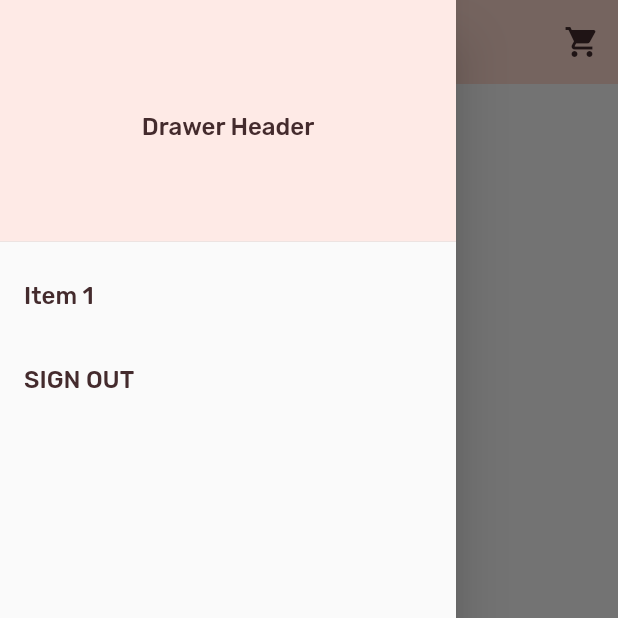
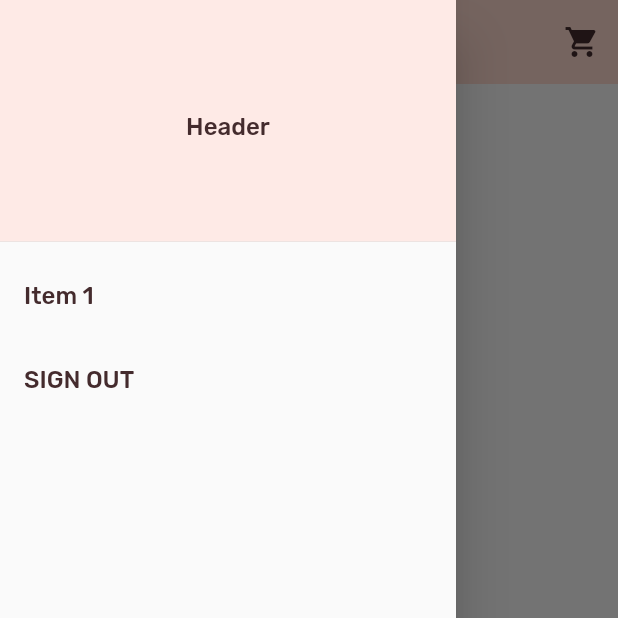
Before and after one commit to kathiravanrs/shopping_app, a Flutter app: the screen it shows once a user with an empty profile is signed in, with the side drawer open, on a phone screen of 412 x 824 dp, the top half of it. Run offline on Flutter 3.47's test engine with Material 2 defaults, Android fonts, the phone set to English and light mode, and no system bars; our stand-ins replace firebase_auth, firebase_core, firebase_database, shared_preferences; accounts and stored records are empty; network calls fail.

Commit message:
Renamed folders

```diff
--- a/lib/auth_methods.dart
+++ b/lib/auth_methods.dart
@@ -7,7 +7,7 @@ register(String email, String pass, BuildContext context) async {
   FirebaseAuth.instance.createUserWithEmailAndPassword(email: email, password: pass).then((value) {
     return {
       ScaffoldMessenger.of(context).showSnackBar(
-        const SnackBar(content: Text("Registered")),
+        const SnackBar(content: Text("New User registered")),
       )
     };
   });
--- a/lib/main.dart
+++ b/lib/main.dart
@@ -1,6 +1,7 @@
 import 'package:firebase_core/firebase_core.dart';
 import 'package:flutter/material.dart';
 import 'package:flutter/services.dart';
+import 'package:shrine/pages/cartpage.dart';
 import 'package:shrine/pages/homepage.dart';
 import 'package:shrine/pages/signup.dart';
 
@@ -42,6 +43,7 @@ class _ShrineAppState extends State<ShrineApp> {
         '/login': (BuildContext context) => const LoginPage(),
         '/signup': (BuildContext context) => const SignupPage(),
         '/start': (BuildContext context) => const HomePage(),
+        '/cart': (BuildContext context) => const CartPage(),
       },
       theme: _kShrineTheme,
     );
--- a/lib/pages/details_page.dart
+++ b/lib/pages/details_page.dart
@@ -1,8 +1,8 @@
 import 'package:flutter/material.dart';
 
-import '../model/details_body.dart';
 import '../model/product.dart';
 import '../supplemental/constants.dart';
+import '../widgets/details_body.dart';
 
 class DetailsScreen extends StatelessWidget {
   final Product product;
--- a/lib/pages/homepage.dart
+++ b/lib/pages/homepage.dart
@@ -1,13 +1,12 @@
 import 'package:firebase_database/firebase_database.dart';
 import 'package:flutter/foundation.dart';
 import 'package:flutter/material.dart';
-import 'package:shrine/auth_methods.dart';
 import 'package:shrine/supplemental/constants.dart';
+import 'package:shrine/widgets/side_drawer.dart';
 
 import '../model/product.dart';
-import '../model/product_tile.dart';
+import '../widgets/product_tile.dart';
 import 'details_page.dart';
-import 'login.dart';
 
 class HomePage extends StatefulWidget {
   const HomePage({Key? key}) : super(key: key);
@@ -18,8 +17,6 @@ class HomePage extends StatefulWidget {
 
 class _HomePageState extends State<HomePage> {
   List<Product> products = [];
-
-  loadProducts(DataSnapshot data) {}
 
   @override
   Widget build(BuildContext context) {
@@ -35,10 +32,7 @@ class _HomePageState extends State<HomePage> {
           ),
           onPressed: () {
             // logout();
-            Navigator.push(
-              context,
-              MaterialPageRoute(builder: (BuildContext context) => const LoginPage()),
-            );
+            Navigator.pushNamed(context, '/cart');
           },
         ),
       ],
@@ -83,43 +77,6 @@ class _HomePageState extends State<HomePage> {
   }
 }
 
-class SideDrawer extends StatelessWidget {
-  const SideDrawer({
-    Key? key,
-  }) : super(key: key);
-
-  @override
-  Widget build(BuildContext context) {
-    return Drawer(
-      child: ListView(
-        // Important: Remove any padding from the ListView.
-        padding: EdgeInsets.zero,
-        children: [
-          const DrawerHeader(
-            decoration: BoxDecoration(
-              color: kShrinePink50,
-            ),
-            child: Center(child: Text('Drawer Header')),
-          ),
-          ListTile(
-            title: const Text('Item 1'),
-            onTap: () {
-              // Update the state of the app.
-              // ...
-            },
-          ),
-          ListTile(
-            title: const Text('SIGN OUT'),
-            onTap: () {
-              logout(context);
-            },
-          ),
-        ],
-      ),
-    );
-  }
-}
-
 class ProductGrid extends StatelessWidget {
   const ProductGrid({
     Key? key,
--- /dev/null
+++ b/lib/widgets/side_drawer.dart
@@ -0,0 +1,39 @@
+import 'package:flutter/material.dart';
+
+import '../auth_methods.dart';
+import '../supplemental/constants.dart';
+
+class SideDrawer extends StatelessWidget {
+  const SideDrawer({
+    Key? key,
+  }) : super(key: key);
+
+  @override
+  Widget build(BuildContext context) {
+    return Drawer(
+      child: ListView(
+        // Important: Remove any padding from the ListView.
+        padding: EdgeInsets.zero,
+        children: [
+          const DrawerHeader(
+            decoration: BoxDecoration(
+              color: kShrinePink50,
+            ),
+            child: Center(child: Text('Header')),
+          ),
+          ListTile(
+            title: const Text('Item 1'),
+            onTap: () {},
+          ),
+          // Spacer(flex: ),
+          ListTile(
+            title: const Text('SIGN OUT'),
+            onTap: () {
+              logout(context);
+            },
+          ),
+        ],
+      ),
+    );
+  }
+}
```
Also changed, not shown: lib/pages/cartpage.dart (added, +22 -0 lines), lib/widgets/details_body.dart (renamed from lib/model/details_body.dart), lib/widgets/product_tile.dart (renamed from lib/model/product_tile.dart).
